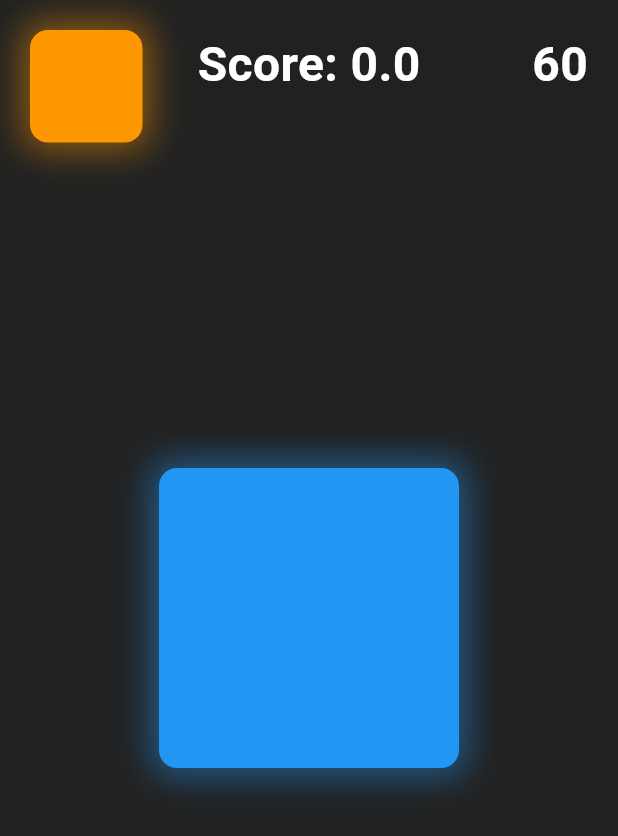
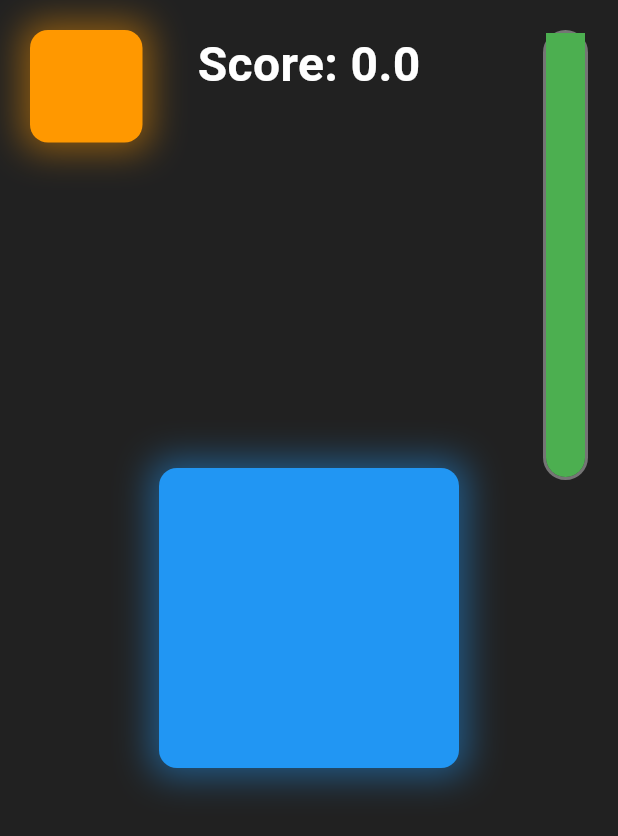
Before and after one commit to EvalVis/cats-instinct, a Flutter app: the first screen one second after launch, on a phone screen of 412 x 824 dp. Shown: the top 836 px of the screen. Run offline on Flutter 3.47's test engine with Material 3 defaults, Android fonts, the phone set to English and light mode, and no system bars.

Commit message:
Add animation

```diff
--- a/lib/main.dart
+++ b/lib/main.dart
@@ -174,12 +174,32 @@ class _GameScreenState extends State<GameScreen> {
             Positioned(
               top: 20,
               right: 20,
-              child: Text(
-                '$_timeRemaining',
-                style: const TextStyle(
-                  color: Colors.white,
-                  fontSize: 32,
-                  fontWeight: FontWeight.bold,
+              child: Container(
+                width: 30,
+                height: 300,
+                decoration: BoxDecoration(
+                  color: Colors.grey[800],
+                  borderRadius: BorderRadius.circular(15),
+                  border: Border.all(color: Colors.grey[600]!, width: 2),
+                ),
+                child: Align(
+                  alignment: Alignment.bottomCenter,
+                  child: AnimatedContainer(
+                    duration: const Duration(milliseconds: 100),
+                    curve: Curves.easeOut,
+                    width: 26,
+                    height: (_timeRemaining / 60.0) * 296,
+                    decoration: BoxDecoration(
+                      color: _timeRemaining > 30
+                          ? Colors.green
+                          : _timeRemaining > 10
+                          ? Colors.orange
+                          : Colors.red,
+                      borderRadius: const BorderRadius.vertical(
+                        bottom: Radius.circular(13),
+                      ),
+                    ),
+                  ),
                 ),
               ),
             ),
```
